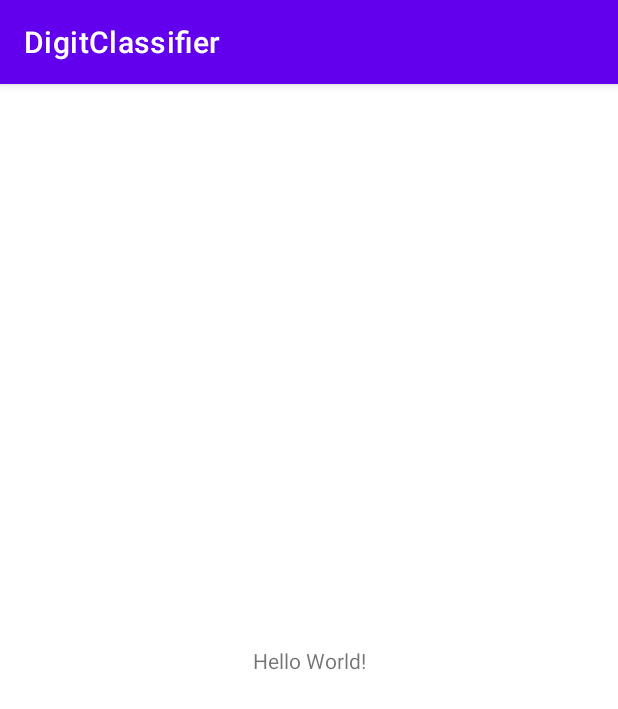
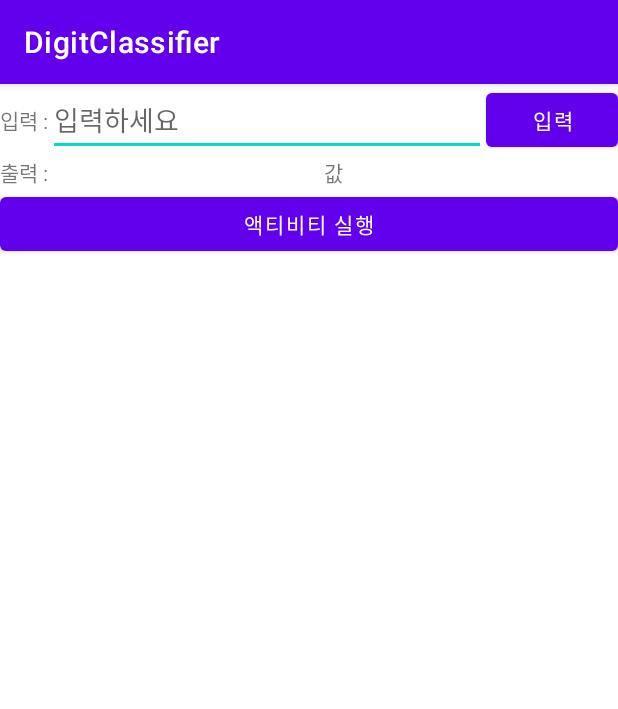
Before and after one commit to dlarhkd1211/tflite-android, an Android app: the screen it shows after launch (MainActivity), on a phone screen of 412 x 824 dp. Shown: the top 709 px of the screen. Run offline under Robolectric (Android 15) with nearby library versions, the phone set to English and light mode, and no system bars; 1 statement that could not run was skipped.

Commit message:
Activity

```diff
--- a/app/src/main/AndroidManifest.xml
+++ b/app/src/main/AndroidManifest.xml
@@ -10,6 +10,9 @@
         android:supportsRtl="true"
         android:theme="@style/Theme.DigitClassifier">
         <activity
+            android:name=".MyActivity"
+            android:exported="true" />
+        <activity
             android:name=".MainActivity"
             android:exported="true">
             <intent-filter>
--- a/app/src/main/java/com/example/digitclassifier/MainActivity.java
+++ b/app/src/main/java/com/example/digitclassifier/MainActivity.java
@@ -2,7 +2,12 @@ package com.example.digitclassifier;
 
 import androidx.appcompat.app.AppCompatActivity;
 
+import android.content.Intent;
 import android.os.Bundle;
+import android.view.View;
+import android.widget.Button;
+import android.widget.EditText;
+import android.widget.TextView;
 
 public class MainActivity extends AppCompatActivity {
 
@@ -10,5 +15,34 @@ public class MainActivity extends AppCompatActivity {
     protected void onCreate(Bundle savedInstanceState) {
         super.onCreate(savedInstanceState);
         setContentView(R.layout.activity_main);
+
+        EditText editText = (EditText) findViewById(R.id.input_Et);
+        Button button = (Button) findViewById(R.id.input_Btn);
+        TextView textView = (TextView) findViewById(R.id.output_Tv);
+
+        button.setOnClickListener(new View.OnClickListener(){
+            @Override
+            public void onClick(View view) {
+                String text = editText.getText().toString();
+                textView.setText(text);
+            }
+        });
+
+        Button actBtn = findViewById(R.id.activity_launcg_Btn);
+        actBtn.setOnClickListener(new View.OnClickListener(){
+            @Override
+            public void onClick(View v) {
+                Intent i = new Intent(MainActivity.this, MyActivity.class);
+                startActivity(i);
+            }
+        });
+
+        Button finishBtn = findViewById(R.id.finish_Btn);
+        finishBtn.setOnClickListener(new View.OnClickListener(){
+            @Override
+            public void onClick(View view){
+                finish();
+            }
+        });
     }
 }
--- a/app/src/main/res/layout/activity_main.xml
+++ b/app/src/main/res/layout/activity_main.xml
@@ -1,18 +1,57 @@
 <?xml version="1.0" encoding="utf-8"?>
-<androidx.constraintlayout.widget.ConstraintLayout xmlns:android="http://schemas.android.com/apk/res/android"
-    xmlns:app="http://schemas.android.com/apk/res-auto"
+
+<LinearLayout
+    xmlns:android="http://schemas.android.com/apk/res/android"
     xmlns:tools="http://schemas.android.com/tools"
+    android:orientation="vertical"
     android:layout_width="match_parent"
     android:layout_height="match_parent"
     tools:context=".MainActivity">
+    <LinearLayout
+        android:layout_width="match_parent"
+        android:layout_height="wrap_content"
+        android:orientation="horizontal">
+        <TextView
+            android:layout_width="wrap_content"
+            android:layout_height="wrap_content"
+            android:text="입력 :"
+            android:layout_gravity="center_vertical"/>
+        <EditText
+            android:id="@+id/input_Et"
+            android:layout_width="0dp"
+            android:layout_height="wrap_content"
+            android:layout_weight="1"
+            android:hint="입력하세요" />
+        <Button
+            android:id="@+id/input_Btn"
+            android:layout_width="wrap_content"
+            android:layout_height="wrap_content"
+            android:text="입력"
+            android:layout_gravity="center_vertical" />4
 
-    <TextView
-        android:layout_width="wrap_content"
+    </LinearLayout>
+
+    <LinearLayout
+        android:layout_width="match_parent"
         android:layout_height="wrap_content"
-        android:text="Hello World!"
-        app:layout_constraintBottom_toBottomOf="parent"
-        app:layout_constraintLeft_toLeftOf="parent"
-        app:layout_constraintRight_toRightOf="parent"
-        app:layout_constraintTop_toTopOf="parent" />
+        android:orientation="horizontal">
 
-</androidx.constraintlayout.widget.ConstraintLayout>
+        <TextView
+            android:layout_width="wrap_content"
+            android:layout_height="wrap_content"
+            android:text="출력 :"/>
+        <TextView
+            android:id="@+id/output_Tv"
+            android:layout_width="match_parent"
+            android:layout_height="match_parent"
+            android:text="값"
+            android:textAlignment="center" />
+
+    </LinearLayout>
+
+    <Button
+        android:id="@+id/activity_launcg_Btn"
+        android:layout_width="match_parent"
+        android:layout_height="wrap_content"
+        android:text="액티비티 실행" />
+</LinearLayout>
```
Also changed, not shown: app/src/main/java/com/example/digitclassifier/MyActivity.java (added, +46 -0 lines), app/src/main/res/layout/activity_my.xml (added, +20 -0 lines).
